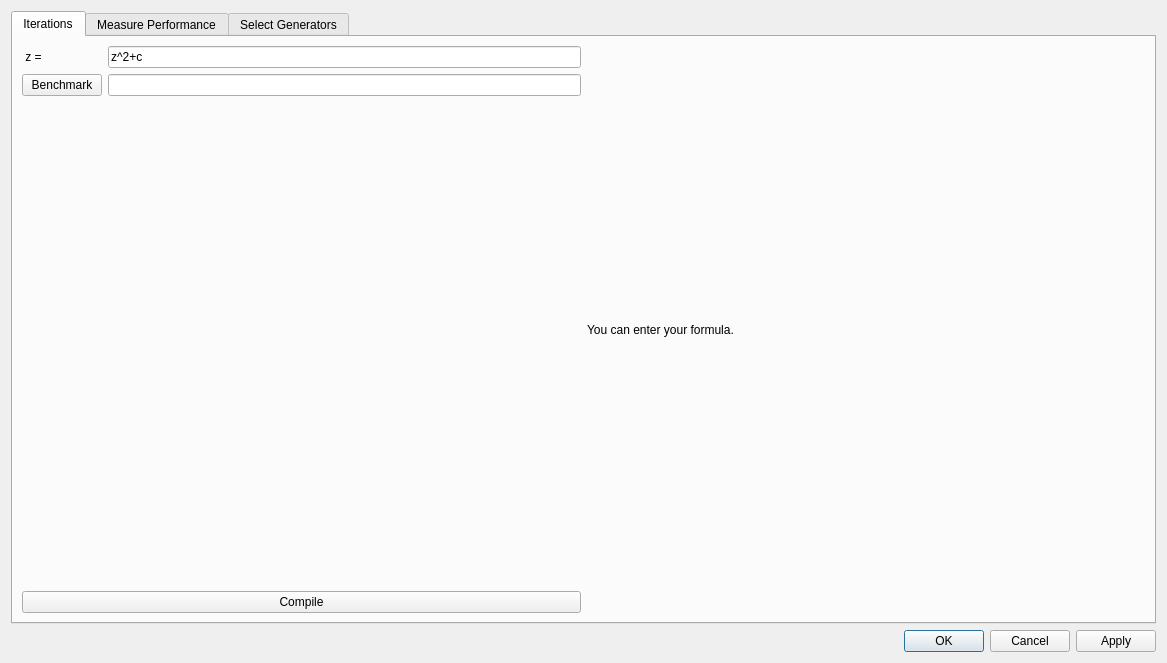
Old version of the form choosegenerators.ui in the repository QlowB/Almond.
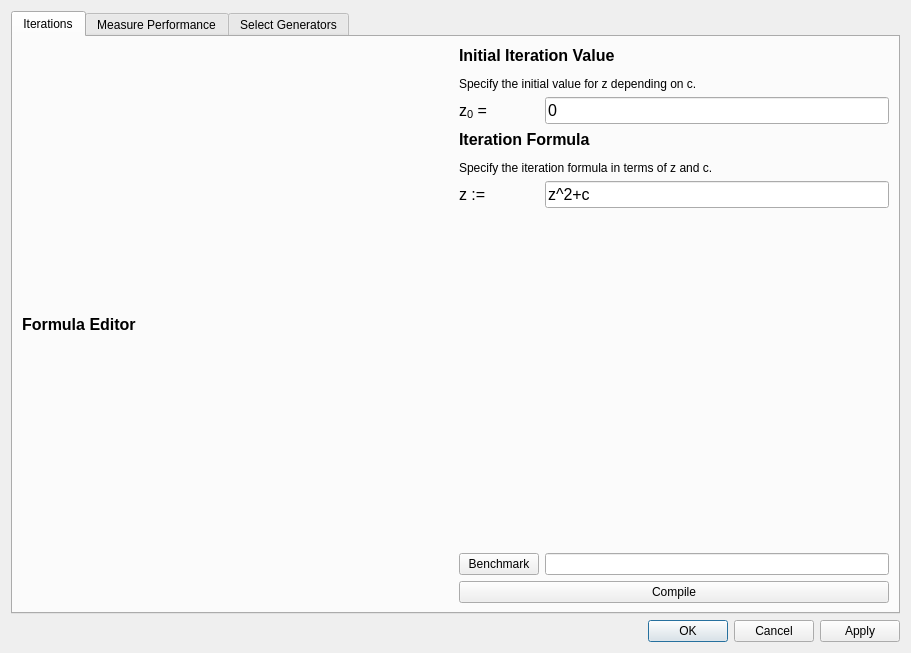
New version of the form.

What changed in the file:
```diff
--- a/choosegenerators.ui
+++ b/choosegenerators.ui
@@ -6,8 +6,8 @@
    <rect>
     <x>0</x>
     <y>0</y>
-    <width>1167</width>
-    <height>663</height>
+    <width>911</width>
+    <height>653</height>
    </rect>
   </property>
   <property name="windowTitle">
@@ -28,34 +28,124 @@
            <string>Iterations</string>
           </attribute>
           <layout class="QHBoxLayout" name="horizontalLayout_4">
+           <item>
+            <widget class="QLabel" name="label_3">
+             <property name="sizePolicy">
+              <sizepolicy hsizetype="Expanding" vsizetype="Preferred">
+               <horstretch>0</horstretch>
+               <verstretch>0</verstretch>
+              </sizepolicy>
+             </property>
+             <property name="text">
+              <string>&lt;html&gt;&lt;head/&gt;&lt;body&gt;&lt;p&gt;&lt;span style=&quot; font-size:12pt; font-weight:600;&quot;&gt;Formula Editor&lt;/span&gt;&lt;/p&gt;&lt;/body&gt;&lt;/html&gt;</string>
+             </property>
+            </widget>
+           </item>
            <item>
             <layout class="QVBoxLayout" name="verticalLayout_5">
              <item>
               <layout class="QFormLayout" name="formLayout">
-               <item row="0" column="0">
+               <item row="3" column="0">
                 <widget class="QLabel" name="label_2">
+                 <property name="font">
+                  <font>
+                   <pointsize>12</pointsize>
+                  </font>
+                 </property>
                  <property name="text">
-                  <string> z = </string>
+                  <string>z := </string>
                  </property>
                 </widget>
                </item>
-               <item row="0" column="1">
+               <item row="3" column="1">
                 <widget class="QLineEdit" name="formula">
+                 <property name="font">
+                  <font>
+                   <pointsize>12</pointsize>
+                  </font>
+                 </property>
                  <property name="text">
                   <string>z^2+c</string>
                  </property>
                 </widget>
                </item>
-               <item row="1" column="0">
+               <item row="5" column="0">
                 <widget class="QPushButton" name="benchmark">
                  <property name="text">
                   <string>Benchmark</string>
                  </property>
                 </widget>
                </item>
-               <item row="1" column="1">
+               <item row="5" column="1">
                 <widget class="QLineEdit" name="compBenchResult"/>
                </item>
+               <item row="0" column="0" colspan="2">
+                <widget class="QLabel" name="descriptionInitial">
+                 <property name="font">
+                  <font>
+                   <pointsize>12</pointsize>
+                  </font>
+                 </property>
+                 <property name="text">
+                  <string>&lt;html&gt;&lt;head/&gt;&lt;body&gt;&lt;p&gt;&lt;span style=&quot; font-weight:600;&quot;&gt;Initial Iteration Value&lt;/span&gt;&lt;/p&gt;&lt;p&gt;&lt;span style=&quot; font-size:9pt;&quot;&gt;Specify the initial value for z depending on c.&lt;/span&gt;&lt;/p&gt;&lt;/body&gt;&lt;/html&gt;</string>
+                 </property>
+                 <property name="textFormat">
+                  <enum>Qt::RichText</enum>
+                 </property>
+                </widget>
+               </item>
+               <item row="1" column="0">
+                <widget class="QLabel" name="label_5">
+                 <property name="font">
+                  <font>
+                   <pointsize>12</pointsize>
+                  </font>
+                 </property>
+                 <property name="text">
+                  <string>&lt;html&gt;&lt;head/&gt;&lt;body&gt;&lt;p&gt;z&lt;span style=&quot; vertical-align:sub;&quot;&gt;0&lt;/span&gt; = &lt;/p&gt;&lt;/body&gt;&lt;/html&gt;</string>
+                 </property>
+                 <property name="textFormat">
+                  <enum>Qt::RichText</enum>
+                 </property>
+                </widget>
+               </item>
+               <item row="1" column="1">
+                <widget class="QLineEdit" name="initialFormula">
+                 <property name="font">
+                  <font>
+                   <pointsize>12</pointsize>
+                  </font>
+                 </property>
+                 <property name="text">
+                  <string>0</string>
+                 </property>
+                </widget>
+               </item>
+               <item row="2" column="0" colspan="2">
+                <widget class="QLabel" name="label_4">
+                 <property name="font">
+                  <font>
+                   <pointsize>12</pointsize>
+                  </font>
+                 </property>
+                 <property name="text">
+                  <string>&lt;html&gt;&lt;head/&gt;&lt;body&gt;&lt;p&gt;&lt;span style=&quot; font-weight:600;&quot;&gt;Iteration Formula&lt;/span&gt;&lt;/p&gt;&lt;p&gt;&lt;span style=&quot; font-size:9pt;&quot;&gt;Specify the iteration formula in terms of z and c.&lt;/span&gt;&lt;/p&gt;&lt;/body&gt;&lt;/html&gt;</string>
+                 </property>
+                </widget>
+               </item>
+               <item row="4" column="1">
+                <spacer name="verticalSpacer">
+                 <property name="orientation">
+                  <enum>Qt::Vertical</enum>
+                 </property>
+                 <property name="sizeHint" stdset="0">
+                  <size>
+                   <width>20</width>
+                   <height>40</height>
+                  </size>
+                 </property>
+                </spacer>
+               </item>
               </layout>
              </item>
              <item>
@@ -67,19 +157,6 @@
              </item>
             </layout>
            </item>
-           <item>
-            <widget class="QLabel" name="label_3">
-             <property name="sizePolicy">
-              <sizepolicy hsizetype="Expanding" vsizetype="Preferred">
-               <horstretch>0</horstretch>
-               <verstretch>0</verstretch>
-              </sizepolicy>
-             </property>
-             <property name="text">
-              <string>You can enter your formula.</string>
-             </property>
-            </widget>
-           </item>
           </layout>
          </widget>
          <widget class="QWidget" name="tab">
```
